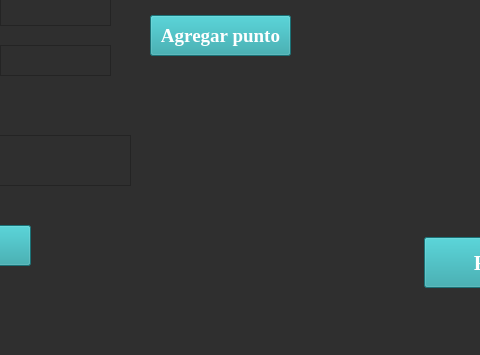
Qt form Proyecto/interfaz/InterpolacionLagrange.ui (Vrouqen/Metodos-Numericos) before a commit; both pictures show x 160 to 640 and y 145 to 500 of the 800 by 500 pixel window.
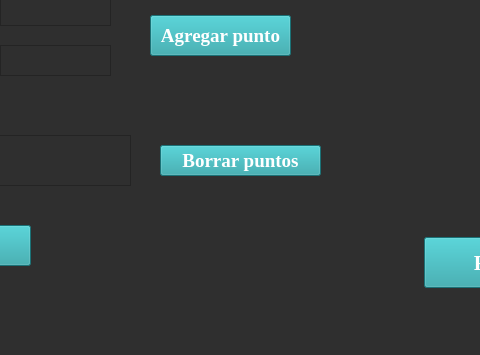
The same form after that commit.

Commit message:
Se corrije un botón en el diseño de la interfaz de interpolación.
Se agrega un botón para borrar los puntos en el arreglo.

```diff
--- a/Proyecto/interfaz/InterpolacionLagrange.ui
+++ b/Proyecto/interfaz/InterpolacionLagrange.ui
@@ -283,6 +283,31 @@
      <string/>
     </property>
    </widget>
+   <widget class="QPushButton" name="botonBorrar">
+    <property name="geometry">
+     <rect>
+      <x>320</x>
+      <y>290</y>
+      <width>161</width>
+      <height>31</height>
+     </rect>
+    </property>
+    <property name="font">
+     <font>
+      <family>Times New Roman</family>
+      <pointsize>14</pointsize>
+      <weight>75</weight>
+      <bold>true</bold>
+     </font>
+    </property>
+    <property name="styleSheet">
+     <string notr="true">color: rgb(255,255,255);
+background-color: rgb(37,160,166);</string>
+    </property>
+    <property name="text">
+     <string>Borrar puntos</string>
+    </property>
+   </widget>
   </widget>
   <widget class="QMenuBar" name="menubar">
    <property name="geometry">
```
